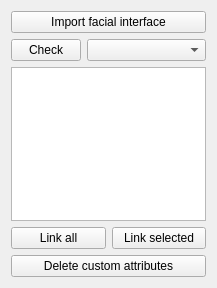
Before: the Qt Designer form Python/Resources/RMFacialRig.ui in rendermotion/RMPY, drawn with Qt 5.
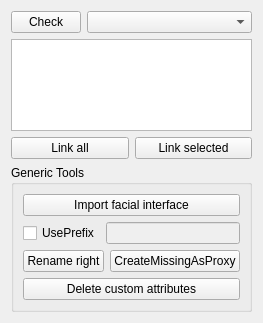
After: the same form once the commit is applied.

Commit message:
several tools updated
several tools updated

```diff
--- a/Python/Resources/RMFacialRig.ui
+++ b/Python/Resources/RMFacialRig.ui
@@ -6,21 +6,14 @@
    <rect>
     <x>0</x>
     <y>0</y>
-    <width>217</width>
-    <height>288</height>
+    <width>236</width>
+    <height>323</height>
    </rect>
   </property>
   <property name="windowTitle">
    <string>Form</string>
   </property>
   <layout class="QVBoxLayout" name="verticalLayout">
-   <item>
-    <widget class="QPushButton" name="ImportFacialInterfaceBtn">
-     <property name="text">
-      <string>Import facial interface</string>
-     </property>
-    </widget>
-   </item>
    <item>
     <layout class="QHBoxLayout" name="horizontalLayout">
      <item>
@@ -63,10 +56,62 @@
     </layout>
    </item>
    <item>
-    <widget class="QPushButton" name="DeleteAttributesBtn">
-     <property name="text">
-      <string>Delete custom attributes</string>
+    <widget class="QGroupBox" name="groupBox">
+     <property name="title">
+      <string>Generic Tools</string>
      </property>
+     <layout class="QVBoxLayout" name="verticalLayout_2">
+      <item>
+       <widget class="QPushButton" name="ImportFacialInterfaceBtn">
+        <property name="text">
+         <string>Import facial interface</string>
+        </property>
+       </widget>
+      </item>
+      <item>
+       <layout class="QHBoxLayout" name="horizontalLayout_3">
+        <item>
+         <widget class="QCheckBox" name="UsePrefixChkBx">
+          <property name="text">
+           <string>UsePrefix</string>
+          </property>
+         </widget>
+        </item>
+        <item>
+         <widget class="QLineEdit" name="PrefixLineEdit">
+          <property name="enabled">
+           <bool>false</bool>
+          </property>
+         </widget>
+        </item>
+       </layout>
+      </item>
+      <item>
+       <layout class="QHBoxLayout" name="horizontalLayout_4">
+        <item>
+         <widget class="QPushButton" name="renameRightBtn">
+          <property name="text">
+           <string>Rename right</string>
+          </property>
+         </widget>
+        </item>
+        <item>
+         <widget class="QPushButton" name="createMissingBtn">
+          <property name="text">
+           <string>CreateMissingAsProxy</string>
+          </property>
+         </widget>
+        </item>
+       </layout>
+      </item>
+      <item>
+       <widget class="QPushButton" name="DeleteAttributesBtn">
+        <property name="text">
+         <string>Delete custom attributes</string>
+        </property>
+       </widget>
+      </item>
+     </layout>
     </widget>
    </item>
   </layout>
```
The commit also changes 20 other files.
